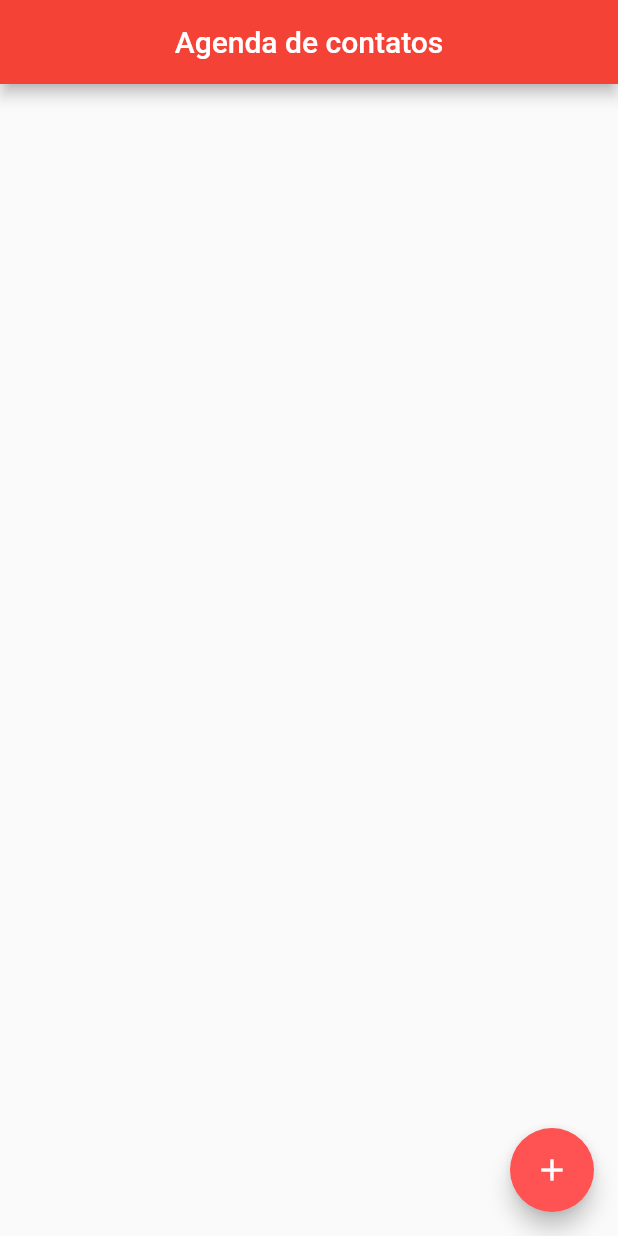
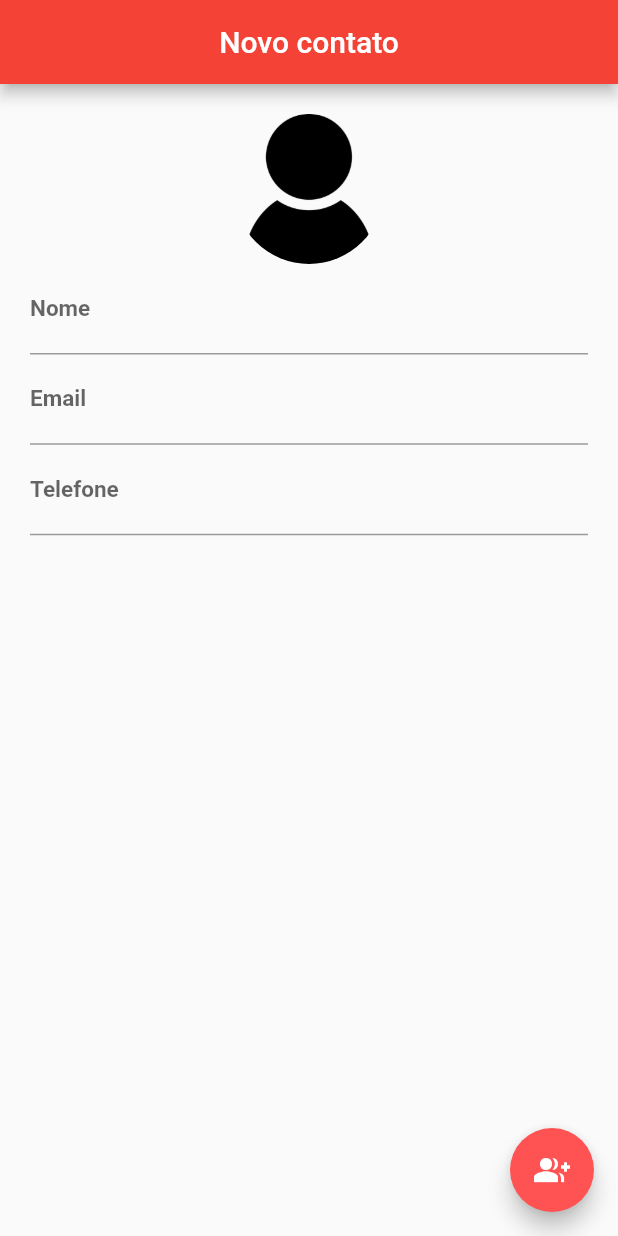
Before and after one commit to PeterCcT/Agenda-de-contatos-Flutter, a Flutter app: the screen it shows after launch, on a phone screen of 412 x 824 dp. Run offline on Flutter 3.47's test engine with Material 2 defaults, Android fonts, the phone set to English and light mode, and no system bars; our stand-ins replace sqflite; accounts and stored records are empty.

Commit message:
Tela de edição de contatos e adição de contatos feita e pequenos ajustes feitos

```diff
--- a/lib/helpers/contatos_helper.dart
+++ b/lib/helpers/contatos_helper.dart
@@ -109,7 +109,7 @@ class Contato {
   String email;
   String telefone;
   String img;
-  //construtor
+
   Contato.fromMap(Map map) {
     id = map[idBd];
     nome = map[nomeBd];
@@ -117,6 +117,8 @@ class Contato {
     telefone = map[telBd];
     img = map[imgBd];
   }
+
+  Contato();
 
   //métodos
   Map toMap() {
--- a/lib/main.dart
+++ b/lib/main.dart
@@ -1,10 +1,11 @@
 import 'package:flutter/material.dart';
-import 'ui/home.dart';
+//import 'ui/home.dart';
+import 'ui/contatos.dart';
 void main() {
   runApp(
     MaterialApp(
       title: "Agenda de contatos",
-      home: Home(),
+      home: PaginaContato(),
     ),
   );
 }
--- /dev/null
+++ b/lib/ui/contatos.dart
@@ -0,0 +1,122 @@
+import 'dart:io';
+
+import 'package:agenda_contatos/helpers/contatos_helper.dart';
+import 'package:flutter/material.dart';
+
+class PaginaContato extends StatefulWidget {
+  final Contato contato;
+
+  PaginaContato({this.contato});
+
+  @override
+  _PaginaContatoState createState() => _PaginaContatoState();
+}
+
+class _PaginaContatoState extends State<PaginaContato> {
+  Contato _editarContato;
+  bool _editou = false;
+  final _nomeController = TextEditingController();
+  final _emailController = TextEditingController();
+  final _telController = TextEditingController();
+  @override
+  void initState() {
+    super.initState();
+
+    if (widget.contato == null) {
+      _editarContato = Contato();
+    } else {
+      _editarContato = Contato.fromMap(widget.contato.toMap());
+      _nomeController.text = _editarContato.nome;
+      _emailController.text = _editarContato.email;
+      _telController.text = _editarContato.telefone;
+    }
+  }
+
+  @override
+  Widget build(BuildContext context) {
+    return Scaffold(
+      appBar: AppBar(
+        backgroundColor: Colors.red,
+        title: Text(_editarContato.nome ?? "Novo contato"),
+        centerTitle: true,
+      ),
+      floatingActionButton: FloatingActionButton(
+        child: Icon(Icons.group_add),
+        backgroundColor: Colors.redAccent,
+        onPressed: () {},
+      ),
+      body: SingleChildScrollView(
+        padding: EdgeInsets.all(20),
+        child: Column(
+          crossAxisAlignment: CrossAxisAlignment.stretch,
+          children: <Widget>[
+            Container(
+              width: 100,
+              height: 100,
+              decoration: BoxDecoration(
+                shape: BoxShape.circle,
+                image: DecorationImage(
+                  image: _editarContato.img != null
+                      ? FileImage(
+                          File(_editarContato.img),
+                        )
+                      : AssetImage("images/contato.png"),
+                ),
+              ),
+            ),
+            TextField(
+              decoration: InputDecoration(
+                labelText: "Nome",
+                labelStyle:
+                    TextStyle(fontSize: 15, fontWeight: FontWeight.bold),
+              ),
+              style: TextStyle(
+                fontSize: 18,
+              ),
+              onChanged: (text) {
+                _editou = true;
+                setState(() {
+                  _editarContato.nome = text;
+                });
+              },
+              keyboardType: TextInputType.text,
+              controller: _nomeController,
+            ),
+            TextField(
+              decoration: InputDecoration(
+                labelText: "Email",
+                labelStyle:
+                    TextStyle(fontSize: 15, fontWeight: FontWeight.bold),
+              ),
+              style: TextStyle(
+                fontSize: 18,
+              ),
+              onChanged: (text) {
+                _editou = true;
+                _editarContato.email = text;
+              },
+              keyboardType: TextInputType.emailAddress,
+              controller: _emailController,
+            ),
+            TextField(
+              decoration: InputDecoration(
+                labelText: "Telefone",
+                labelStyle:
+                    TextStyle(fontSize: 15, fontWeight: FontWeight.bold),
+              ),
+              style: TextStyle(
+                fontSize: 18,
+              ),
+              onChanged: (text) {
+                _editou = true;
+                _editarContato.email = text;
+              },
+              keyboardType: TextInputType.phone,
+              controller: _telController,
+            ),
+          ],
+        ),
+      ),
+    );
+  }
+}
--- a/lib/ui/home.dart
+++ b/lib/ui/home.dart
@@ -15,6 +15,7 @@ class _HomeState extends State<Home> {
 
   @override
   void initState() {
+    super.initState();
     helper.listarContatos().then(
       (lista) {
         setState(() {
@@ -63,7 +64,7 @@ class _HomeState extends State<Home> {
                   image: DecorationImage(
                     image: contatos[index].img != null
                         ? FileImage(File(contatos[index].img))
-                        : AssetImage("image/contato.png"),
+                        : AssetImage("images/contato.png"),
                   ),
                 ),
               ),
--- a/pubspec.yaml
+++ b/pubspec.yaml
@@ -42,7 +42,7 @@ flutter:
   uses-material-design: true
 
   assets:
-   - images/contato.png
+    - images/contato.png
   # To add assets to your application, add an assets section, like this:
   # assets:
   #  - images/a_dot_burr.jpeg
```
Also changed, not shown: images/contato.png.
